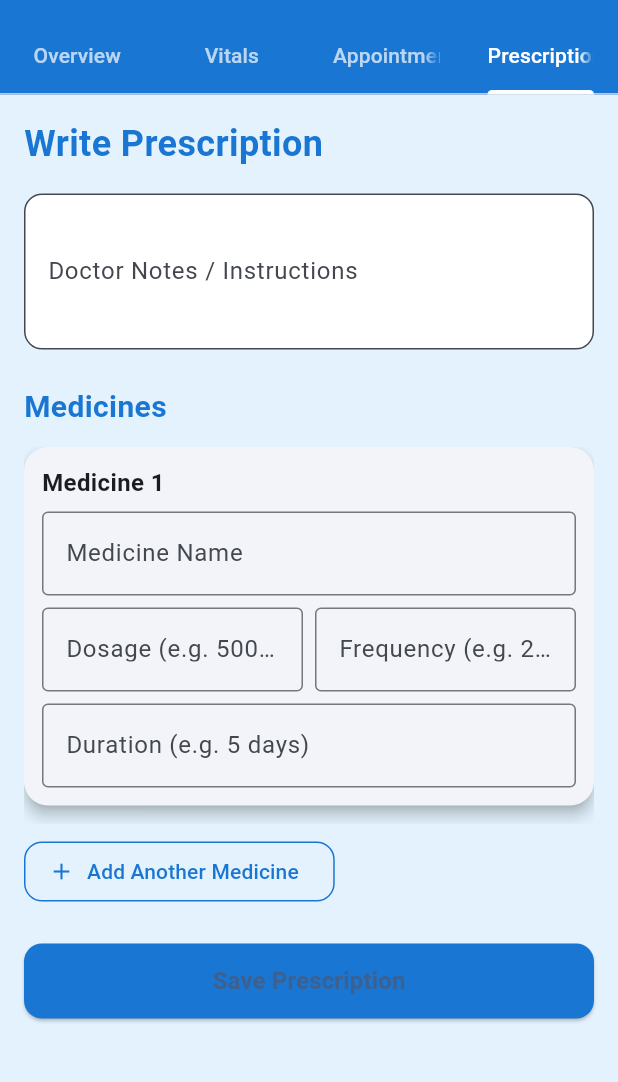
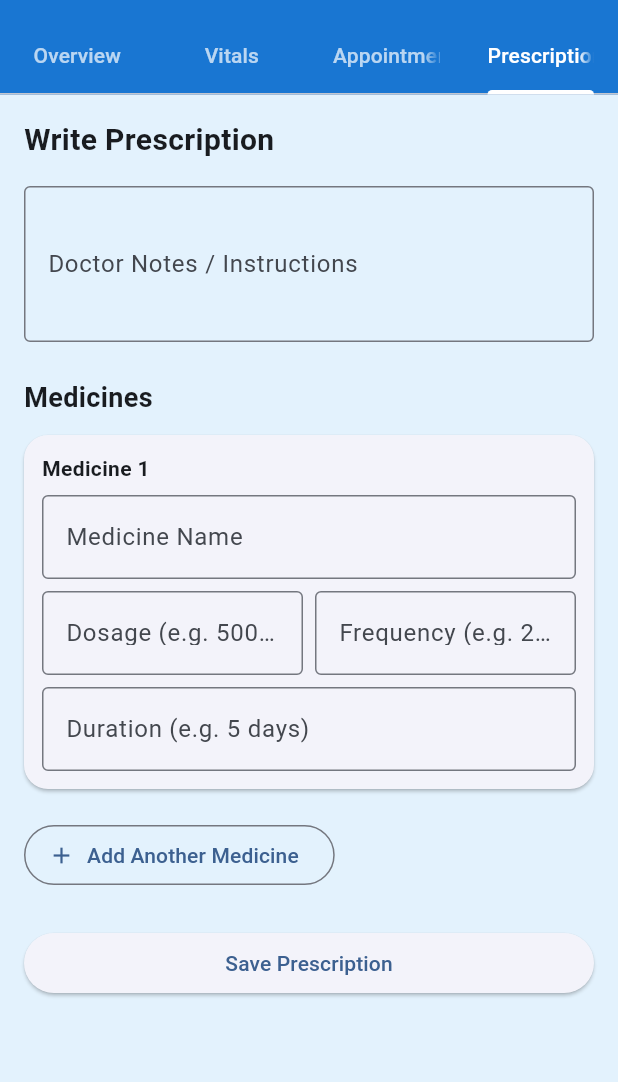
Before and after one commit to CareLink-Team/CareLink, a Flutter app: the PatientProfileScreen screen opened directly with empty values, tab 4 chosen, on a phone screen of 412 x 824 dp, the part 63-1145 px from its top. Run offline on Flutter 3.47's test engine with Material 3 defaults, Android fonts, the light colour scheme and no system bars; our stand-ins replace supabase_flutter; accounts and stored records are empty.

Commit message:
project day wala kam

```diff
--- a/lib/Doctor_App/features/patient_details/prescription.dart
+++ b/lib/Doctor_App/features/patient_details/prescription.dart
@@ -1,7 +1,6 @@
 import 'package:flutter/material.dart';
 import '../../../services/prescription_service.dart';
 import '../../widgets/medicine_prescription.dart';
-import 'package:carelink/core/theme/theme.dart';
 
 class PrescriptionTab extends StatefulWidget {
   final String patientId;
@@ -19,7 +18,6 @@ class _PrescriptionTabState extends State<PrescriptionTab> {
 
   final List<MedicineForm> _medicines = [];
   bool _saving = false;
-
   @override
   void initState() {
     super.initState();
@@ -58,8 +56,9 @@ class _PrescriptionTabState extends State<PrescriptionTab> {
       _medicines.clear();
       _addMedicine();
     } catch (e) {
-      ScaffoldMessenger.of(context)
-          .showSnackBar(SnackBar(content: Text(e.toString())));
+      ScaffoldMessenger.of(
+        context,
+      ).showSnackBar(SnackBar(content: Text(e.toString())));
     }
 
     setState(() => _saving = false);
@@ -74,59 +73,39 @@ class _PrescriptionTabState extends State<PrescriptionTab> {
         child: Column(
           crossAxisAlignment: CrossAxisAlignment.start,
           children: [
-            // 🔹 Title
-            Text(
+            const Text(
               'Write Prescription',
-              style: TextStyle(
-                fontSize: 24,
-                fontWeight: FontWeight.bold,
-                color: AppTheme.primaryBlue,
-              ),
+              style: TextStyle(fontSize: 20, fontWeight: FontWeight.bold),
             ),
             const SizedBox(height: 16),
 
-            // 🔹 Doctor Notes
+            // Doctor Notes
             TextFormField(
               controller: _notesController,
               maxLines: 3,
-              decoration: InputDecoration(
+              decoration: const InputDecoration(
                 labelText: 'Doctor Notes / Instructions',
-                border: OutlineInputBorder(
-                  borderRadius: BorderRadius.circular(12),
-                ),
-                filled: true,
-                fillColor: Colors.white,
+                border: OutlineInputBorder(),
               ),
             ),
+
             const SizedBox(height: 24),
-
-            // 🔹 Medicines Section
-            Text(
+            const Text(
               'Medicines',
-              style: TextStyle(
-                fontSize: 20,
-                fontWeight: FontWeight.bold,
-                color: AppTheme.primaryBlue,
-              ),
+              style: TextStyle(fontSize: 18, fontWeight: FontWeight.w600),
             ),
             const SizedBox(height: 12),
 
-            // 🔹 Medicine Forms with animation
-            AnimatedList(
-              shrinkWrap: true,
-              physics: const NeverScrollableScrollPhysics(),
-              initialItemCount: _medicines.length,
-              itemBuilder: (context, index, animation) {
-                final medicine = _medicines[index];
+            // Medicine Forms
+            ..._medicines.asMap().entries.map((entry) {
+              final index = entry.key;
+              final medicine = entry.value;
 
-                return SizeTransition(
-                  sizeFactor: animation,
-                  child: Card(
+              return Card(
                 margin: const EdgeInsets.only(bottom: 12),
                 shape: RoundedRectangleBorder(
                   borderRadius: BorderRadius.circular(16),
                 ),
-                    elevation: 4,
                 child: Padding(
                   padding: const EdgeInsets.all(12),
                   child: Column(
@@ -137,10 +116,7 @@ class _PrescriptionTabState extends State<PrescriptionTab> {
                         children: [
                           Text(
                             'Medicine ${index + 1}',
-                                style: const TextStyle(
-                                  fontWeight: FontWeight.bold,
-                                  fontSize: 16,
-                                ),
+                            style: const TextStyle(fontWeight: FontWeight.bold),
                           ),
                           if (_medicines.length > 1)
                             IconButton(
@@ -154,47 +130,24 @@ class _PrescriptionTabState extends State<PrescriptionTab> {
                     ],
                   ),
                 ),
-                  ),
               );
-              },
-            ),
+            }).toList(),
 
             const SizedBox(height: 8),
             OutlinedButton.icon(
               onPressed: _addMedicine,
-              icon: const Icon(Icons.add, color: AppTheme.primaryBlue),
-              label: Text(
-                'Add Another Medicine',
-                style: TextStyle(color: AppTheme.primaryBlue),
-              ),
-              style: OutlinedButton.styleFrom(
-                side: BorderSide(color: AppTheme.primaryBlue),
-                shape: RoundedRectangleBorder(
-                  borderRadius: BorderRadius.circular(12),
-                ),
-              ),
+              icon: const Icon(Icons.add),
+              label: const Text('Add Another Medicine'),
             ),
 
             const SizedBox(height: 24),
             SizedBox(
               width: double.infinity,
-              height: 50,
               child: ElevatedButton(
                 onPressed: _saving ? null : _savePrescription,
-                style: ElevatedButton.styleFrom(
-                  backgroundColor: AppTheme.primaryBlue,
-                  shape: RoundedRectangleBorder(
-                    borderRadius: BorderRadius.circular(12),
-                  ),
-                ),
                 child: _saving
-                    ? const CircularProgressIndicator(
-                        color: Colors.white,
-                      )
-                    : const Text(
-                        'Save Prescription',
-                        style: TextStyle(fontSize: 16, fontWeight: FontWeight.bold),
-                      ),
+                    ? const CircularProgressIndicator(color: Colors.white)
+                    : const Text('Save Prescription'),
               ),
             ),
           ],
--- a/lib/Doctor_App/widgets/dashboard_card.dart
+++ b/lib/Doctor_App/widgets/dashboard_card.dart
@@ -1,5 +1,3 @@
-import 'package:flutter/material.dart';
-import '../../core/theme/theme.dart';
 import 'package:flutter/material.dart';
 import '../../core/theme/theme.dart';
 
--- a/lib/Doctor_App/widgets/medicine_prescription.dart
+++ b/lib/Doctor_App/widgets/medicine_prescription.dart
@@ -5,7 +5,6 @@ final TextEditingController name = TextEditingController();
   final TextEditingController dosage = TextEditingController();
   final TextEditingController frequency = TextEditingController();
   final TextEditingController duration = TextEditingController();
-
 
   Widget build() {
     return Column(
@@ -25,7 +24,6 @@ _field(duration, 'Duration (e.g. 5 days)'),
     );
   }
 
-
   Map<String, String> toMap() {
     return {
       'medicine_name': name.text,
@@ -35,8 +33,11 @@ return {
     };
   }
 
-
-Widget _field(TextEditingController c, String label, {bool required = false}) {
+  Widget _field(
+    TextEditingController c,
+    String label, {
+    bool required = false,
+  }) {
     return TextFormField(
       controller: c,
       validator: required
```
Also changed, not shown: 3 other files. Lines whose indentation alone changed are shown as unchanged.
